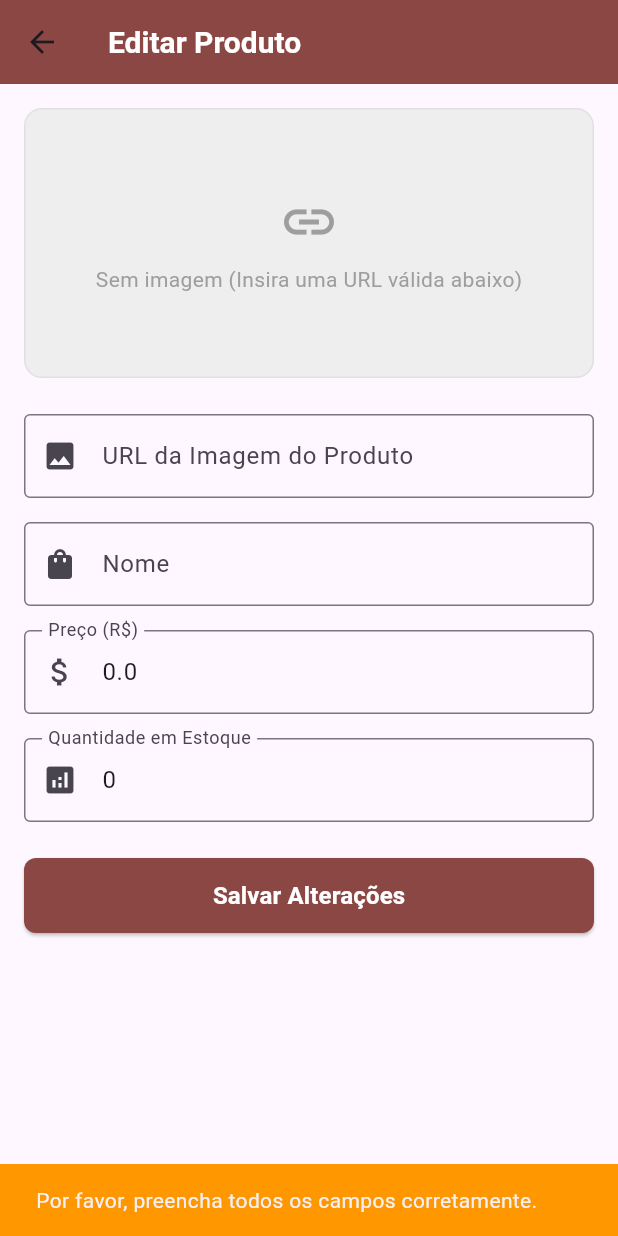
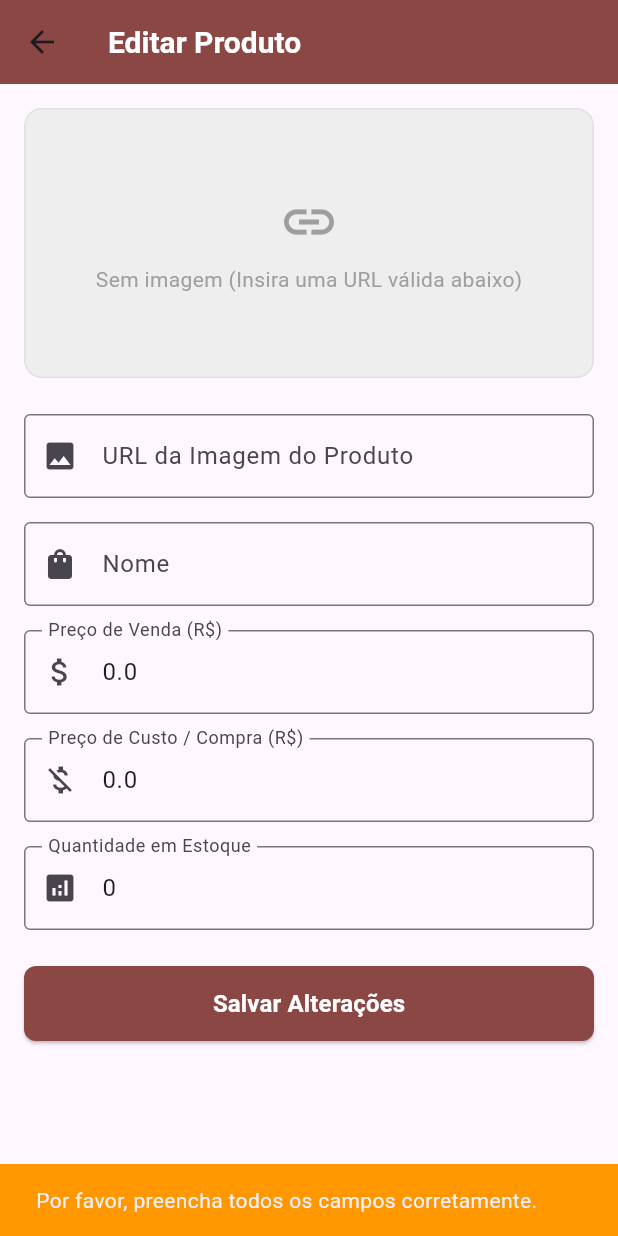
Before and after one commit to nkfttr/mvp-lift-suplementos, a Flutter app: the EditProductScreen screen opened directly with empty values, after a tap on "Salvar Alterações", on a phone screen of 412 x 824 dp. Run offline on Flutter 3.47's test engine with Material 3 defaults, Android fonts, the light colour scheme and no system bars; our stand-ins replace pdf, supabase_flutter; missing offline and left inert: flutter_pdfview; accounts and stored records are empty.

Commit message:
Implementação do módulo DRE & alteração nos campos de edição de produtos

```diff
--- a/lib/models/produtos.dart
+++ b/lib/models/produtos.dart
@@ -3,6 +3,7 @@ class Product {
   final String name;
   final double price;
   final int quantity;
+  final double costPrice; // <-- Novo campo para o preço de custo
   final String? imagePath;
 
   Product({
@@ -10,6 +11,7 @@ class Product {
     required this.name,
     required this.price,
     required this.quantity,
+    required this.costPrice, // <-- Novo campo para o preço de custo
     this.imagePath,
   });
 
@@ -17,10 +19,11 @@ class Product {
   factory Product.fromMap(Map<String, dynamic> map) {
     return Product(
       id: map['id']?.toString() ?? '',
-      // O '??' garante que se o nome for nulo no banco, ele vira texto vazio e não quebra (corrige o segundo erro)
+      // colorca '??' garante que se o nome for nulo no banco, ele vira texto vazio e não quebra (corrige o segundo erro)
       name: map['name']?.toString() ?? 'Produto sem nome',
       price: (map['price'] as num?)?.toDouble() ?? 0.0,
       quantity: (map['quantity'] as num?)?.toInt() ?? 0,
+      costPrice: map['cost_price']?? '0.0', // <-- Novo campo para o preço de custo
       imagePath: map['image_path']?.toString(), // Mapeia a coluna do Supabase
     );
   }
@@ -32,6 +35,7 @@ class Product {
       'name': name,
       'price': price,
       'quantity': quantity,
+      'cost_price': costPrice, // <-- Novo campo para o preço de custo
       'image_path': imagePath,
     };
   }
--- a/lib/screens/add_produtos_tela.dart
+++ b/lib/screens/add_produtos_tela.dart
@@ -47,10 +47,11 @@ class _AddProductScreenState extends State<AddProductScreen> {
     });
 
     try {
-      // CORRIGIDO: Agora chama o método correto 'addProduct' do seu SupabaseService
+
       await SupabaseService().addProduct(
         name: name,
         price: price,
+        costPrice: price, // <-- Adiciona o preço de custo
         quantity: quantity,
         imagePath: imageUrl.isEmpty ? null : imageUrl, // Salva a URL da imagem
       );
--- a/lib/screens/add_vendas_tela.dart
+++ b/lib/screens/add_vendas_tela.dart
@@ -58,6 +58,7 @@ class _AddVendasTelaState extends State<AddVendasTela> {
           name: e['name'],
           price: (e['price'] as num).toDouble(),
           quantity: e['quantity'],
+          costPrice: e['cost_price'] ?? '0.0', // <-- Novo campo para o preço de custo
           imagePath: e['image_path'],
         );
       }).toList();
@@ -144,8 +145,8 @@ class _AddVendasTelaState extends State<AddVendasTela> {
               if (resultadoFiscal.pdfUrl != null)
                 TextButton(
                   onPressed: () {
-                    // Chamada do método utilitário
-                    PdfHelper.abrirPdf(resultadoFiscal.pdfUrl!);
+                      // Pontext para o dfHelper tratar a abertura na Web ou Mobile
+                      PdfHelper.abrirPdf(context, resultadoFiscal.pdfUrl!);
                   },
                   child: const Text("Visualizar PDF"),
                 ),
--- a/lib/screens/edit_lembretes_tela.dart
+++ b/lib/screens/edit_lembretes_tela.dart
@@ -67,6 +67,7 @@ class _EditLembreteTelaState extends State<EditLembreteTela> {
           name: e['name'],
           price: (e['price'] as num).toDouble(),
           quantity: e['quantity'],
+          costPrice: e['cost_price'] ?? '0.0',
           imagePath: e['image_path'],
         );
       }).toList();
--- a/lib/screens/edit_produto_tela.dart
+++ b/lib/screens/edit_produto_tela.dart
@@ -20,7 +20,7 @@ class _EditProductScreenState extends State<EditProductScreen> {
   late TextEditingController nameController;
   late TextEditingController priceController;
   late TextEditingController quantityController;
-  // NOVO: Controller para a URL da imagem
+  late TextEditingController costPriceController; // Controller para o preço de custo
   late TextEditingController imageUrlController;
 
   bool loading = false;
@@ -32,7 +32,7 @@ class _EditProductScreenState extends State<EditProductScreen> {
     nameController = TextEditingController(text: widget.product.name);
     priceController = TextEditingController(text: widget.product.price.toString());
     quantityController = TextEditingController(text: widget.product.quantity.toString());
-    // Inicializa o controller com a URL da imagem que já está salva no banco
+    costPriceController = TextEditingController(text: widget.product.costPrice.toString());
     imageUrlController = TextEditingController(text: widget.product.imagePath ?? '');
   }
 
@@ -41,6 +41,7 @@ class _EditProductScreenState extends State<EditProductScreen> {
     nameController.dispose();
     priceController.dispose();
     quantityController.dispose();
+    costPriceController.dispose();
     imageUrlController.dispose();
     super.dispose();
   }
@@ -49,6 +50,7 @@ class _EditProductScreenState extends State<EditProductScreen> {
     final name = nameController.text.trim();
     final price = double.tryParse(priceController.text) ?? 0;
     final quantity = int.tryParse(quantityController.text) ?? 0;
+    final costPrice = double.tryParse(costPriceController.text) ?? 0;
     final imageUrl = imageUrlController.text.trim();
 
     if (name.isEmpty || price <= 0 || quantity < 0) {
@@ -66,13 +68,13 @@ class _EditProductScreenState extends State<EditProductScreen> {
     });
 
     try {
-      // CORRIGIDO: Agora chama diretamente o SupabaseService para persistir a alteração
       await _service.updateProduct(
         id: widget.product.id,
         name: name,
         price: price,
         quantity: quantity,
-        imagePath: imageUrl.isEmpty ? null : imageUrl, // Atualiza a URL
+        costPrice: costPrice, // Envia o preço de custo capturado
+        imagePath: imageUrl.isEmpty ? null : imageUrl,
       );
 
       if (mounted) {
@@ -82,7 +84,7 @@ class _EditProductScreenState extends State<EditProductScreen> {
             backgroundColor: Colors.green,
           ),
         );
-        Navigator.pop(context, true); // Retorna sinalizando que houve alteração
+        Navigator.pop(context, true);
       }
     } catch (e) {
       if (mounted) {
@@ -126,7 +128,7 @@ class _EditProductScreenState extends State<EditProductScreen> {
               padding: const EdgeInsets.all(16),
               child: Column(
                 children: [
-                  // CARD PREVIEW VISUAL DA IMAGEM ATUALIZADA EM TEMPO REAL
+                  // PREVIEW DA IMAGEM
                   Container(
                     width: double.infinity,
                     height: 180,
@@ -173,7 +175,7 @@ class _EditProductScreenState extends State<EditProductScreen> {
 
                   const SizedBox(height: 24),
 
-                  // CAMPO PARA EDITAR A URL DA IMAGEM
+                  // URL DA IMAGEM
                   TextField(
                     controller: imageUrlController,
                     decoration: const InputDecoration(
@@ -186,6 +188,7 @@ class _EditProductScreenState extends State<EditProductScreen> {
 
                   const SizedBox(height: 16),
 
+                  // NOME DO PRODUTO
                   TextField(
                     controller: nameController,
                     decoration: const InputDecoration(
@@ -197,11 +200,12 @@ class _EditProductScreenState extends State<EditProductScreen> {
 
                   const SizedBox(height: 16),
 
+                  // PREÇO DE VENDA
                   TextField(
                     controller: priceController,
                     keyboardType: const TextInputType.numberWithOptions(decimal: true),
                     decoration: const InputDecoration(
-                      labelText: "Preço (R\$)",
+                      labelText: "Preço de Venda (R\$)",
                       border: OutlineInputBorder(),
                       prefixIcon: Icon(Icons.attach_money),
                     ),
@@ -209,6 +213,20 @@ class _EditProductScreenState extends State<EditProductScreen> {
 
                   const SizedBox(height: 16),
 
+                  // PREÇO DE CUSTO (NOVO CAMPO ADICIONADO)
+                  TextField(
+                    controller: costPriceController,
+                    keyboardType: const TextInputType.numberWithOptions(decimal: true),
+                    decoration: const InputDecoration(
+                      labelText: "Preço de Custo / Compra (R\$)",
+                      border: OutlineInputBorder(),
+                      prefixIcon: Icon(Icons.money_off),
+                    ),
+                  ),
+
+                  const SizedBox(height: 16),
+
+                  // QUANTIDADE EM ESTOQUE
                   TextField(
                     controller: quantityController,
                     keyboardType: TextInputType.number,
@@ -221,6 +239,7 @@ class _EditProductScreenState extends State<EditProductScreen> {
 
                   const SizedBox(height: 24),
 
+                  // BOTÃO DE SALVAR
                   SizedBox(
                     width: double.infinity,
                     height: 50,
```
Also changed, not shown: lib/screens/dashboard_tela.dart (+11 -1 lines), lib/screens/dre_tela.dart (added, +117 -0 lines), lib/services/mock_fiscal_service.dart (+12 -3 lines), lib/services/supabase_service.dart (+83 -0 lines), lib/utils/pdf_helper.dart (+24 -7 lines).
